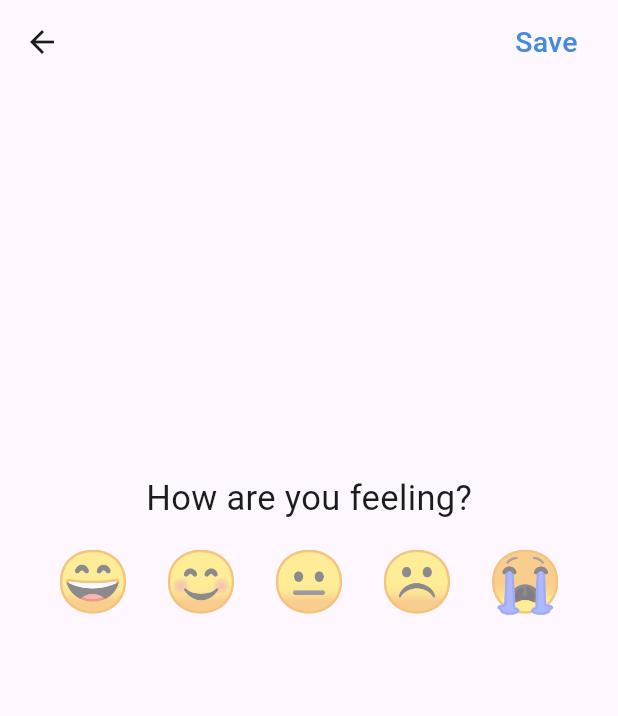
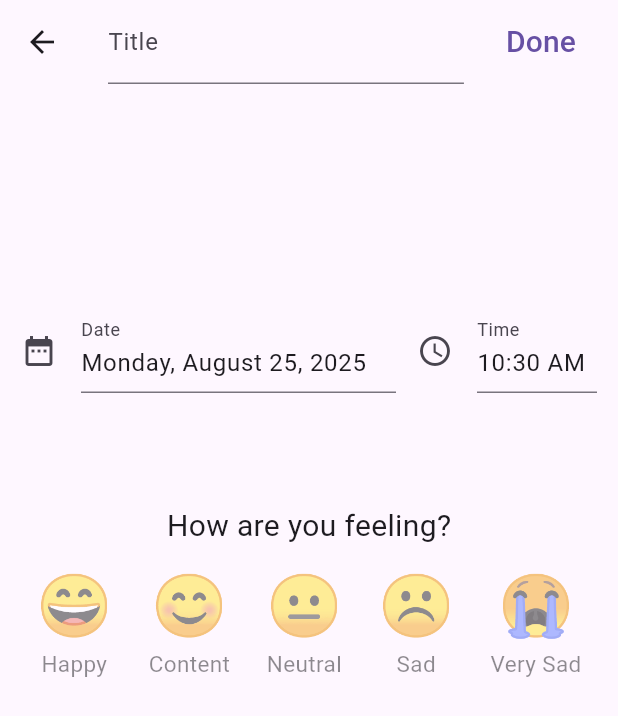
Before and after one commit to gianworks/emotiary, a Flutter app: the screen it shows after launch, after a tap on the "edit" icon, on a phone screen of 412 x 824 dp. Shown: the top 716 px of the screen. Run offline on Flutter 3.47's test engine with Material 3 defaults, Android fonts, the phone set to English and light mode, and no system bars; our stand-ins replace shared_preferences, syncfusion_flutter_charts.

Commit message:
Refactor NewEntryScreen layout and improve mood selection UI

```diff
--- a/lib/Screens/home_screen.dart
+++ b/lib/Screens/home_screen.dart
@@ -13,8 +13,6 @@ class HomeScreen extends StatefulWidget {
 }
 
 class _HomeScreenState extends State<HomeScreen> {
-  late List<dynamic> _entries;
-
   static const List<String> _days = ["Mon", "Tue", "Wed", "Thu", "Fri", "Sat", "Sun"];
   static const List<String> _moods = ["Happy", "Content", "Neutral", "Sad", "Very Sad"];
 
@@ -22,6 +20,8 @@ class _HomeScreenState extends State<HomeScreen> {
     for (var mood in _moods)
       mood: [for (var day in _days) MoodData(day, 0)]
   };
+
+  late List<dynamic> _entries;
 
   @override
   void initState() {
@@ -119,7 +119,7 @@ class _HomeScreenState extends State<HomeScreen> {
   Widget build(BuildContext context) {
     return Scaffold(
       floatingActionButton: FloatingActionButton(
-        backgroundColor: Colors.green,
+        backgroundColor: Colors.purple,
         shape: RoundedRectangleBorder(borderRadius: BorderRadius.circular(30)),
         onPressed: _goToNewEntryScreen,
         child: Icon(Icons.edit, color: Colors.white)
@@ -193,18 +193,14 @@ class _HomeScreenState extends State<HomeScreen> {
                 );
               }
             ),
-
-            const SizedBox(height: 50),
-
+            const SizedBox(height: 20),
             Center(
               child: ElevatedButton(
-                style: ElevatedButton.styleFrom(backgroundColor: Colors.redAccent),
                 onPressed: _showDeleteEntriesDialog,
-                child: Text("Delete Entries", style: TextStyle(color: Colors.white))
+                child: Text("Delete Entries", style: TextStyle(color: Colors.red))
               )
             )
           ]
-
           else ...[
             Text("😔", style: TextStyle(fontSize: 24), textAlign: TextAlign.center),
             const SizedBox(height: 10),
--- a/lib/Screens/new_entry_screen.dart
+++ b/lib/Screens/new_entry_screen.dart
@@ -9,7 +9,6 @@ class NewEntryScreen extends StatefulWidget {
 }
 
 class _NewEntryScreenState extends State<NewEntryScreen> {
-
   final PageController _pageController = PageController();
   final TextEditingController _dateController = TextEditingController();
   final TextEditingController _timeController = TextEditingController();
@@ -24,51 +23,61 @@ class _NewEntryScreenState extends State<NewEntryScreen> {
     "😭": "Very Sad",
   };
 
-  String _selectedMood = "";
+  late String _selectedMood = "";
 
-  void _nextPage() {
-    _pageController.nextPage(
-      duration: Duration(milliseconds: 500),
-      curve: Curves.easeInOut
-    );
+  @override
+  void didChangeDependencies() {
+    super.didChangeDependencies();
+    _setDateControllerText(DateTime.now());
+    _setTimeControllerText(TimeOfDay.now());
   }
+
+  String _formatDate(DateTime dateTime) {
+    final MaterialLocalizations localizations = MaterialLocalizations.of(context);
+    final String dateTimeFormatted = localizations.formatFullDate(dateTime);
+
+    return dateTimeFormatted;
+  }
+
+  String _formatTime(TimeOfDay timeOfDay) {
+    final MaterialLocalizations localizations = MaterialLocalizations.of(context);
+    final String timeOfDayFormatted = localizations.formatTimeOfDay(timeOfDay);
+
+    return timeOfDayFormatted;
+  }
+
+  void _setDateControllerText(DateTime dateTime) => setState(() => _dateController.text = _formatDate(dateTime));
+  void _setTimeControllerText(TimeOfDay timeOfDay) => setState(() => _timeController.text = _formatTime(timeOfDay));
 
   Future<void> _selectDate() async {
     DateTime? dateTime = await showDatePicker(
       context: context,
       initialDate: DateTime.now(),
       firstDate: DateTime(2000),
-      lastDate: DateTime(2100));
+      lastDate: DateTime(2100)
+    );
 
     if (dateTime == null || !mounted) return;
 
-    final MaterialLocalizations localizations = MaterialLocalizations.of(context);
-    final String formattedDateTime = localizations.formatFullDate(dateTime);
-
-    setState(() => _dateController.text = formattedDateTime);
+    _setDateControllerText(dateTime);
   }
 
   Future<void> _selectTime() async {
     TimeOfDay? timeOfDay = await showTimePicker(
       context: context,
-      initialTime: TimeOfDay.now());
+      initialTime: TimeOfDay.now()
+    );
 
     if (timeOfDay == null || !mounted) return;
 
-    final MaterialLocalizations localizations = MaterialLocalizations.of(context);
-    final String formattedTimeOfDay = localizations.formatTimeOfDay(timeOfDay);
-
-    setState(() => _timeController.text = formattedTimeOfDay);
+    _setTimeControllerText(timeOfDay);
   }
 
   Future<void> _saveEntry() async {
-    if (_selectedMood.isEmpty || _dateController.text.trim().isEmpty ||
-      _timeController.text.trim().isEmpty || _titleController.text.trim().isEmpty ||
-      _bodyController.text.trim().isEmpty) {
+    if (_selectedMood.isEmpty || _dateController.text.trim().isEmpty || _timeController.text.trim().isEmpty
+      || _titleController.text.trim().isEmpty || _bodyController.text.trim().isEmpty) {
       ScaffoldMessenger.of(context).clearSnackBars();
-      ScaffoldMessenger.of(context).showSnackBar(
-        SnackBar(content: Text("Please fill out all fields before saving."))
-      );
+      ScaffoldMessenger.of(context).showSnackBar(SnackBar(content: Text("Please fill out all fields before saving.")));
       return;
     }
 
@@ -87,11 +96,19 @@ class _NewEntryScreenState extends State<NewEntryScreen> {
     if (!mounted) return;
 
     ScaffoldMessenger.of(context).clearSnackBars();
-    ScaffoldMessenger.of(context).showSnackBar(
-      SnackBar(content: Text("Entry saved successfully!"))
-    );
+    ScaffoldMessenger.of(context).showSnackBar(SnackBar(content: Text("Entry saved successfully!")));
 
     Navigator.pop(context, true);
+  }
+
+  @override
+  void dispose() {
+    super.dispose();
+    _pageController.dispose();
+    _dateController.dispose();
+    _timeController.dispose();
+    _titleController.dispose();
+    _bodyController.dispose();
   }
 
   @override
@@ -99,111 +116,109 @@ class _NewEntryScreenState extends State<NewEntryScreen> {
     return Scaffold(
       appBar: AppBar(
         forceMaterialTransparency: true,
+        title: TextField(
+          controller: _titleController,
+          decoration: InputDecoration(
+            floatingLabelBehavior: FloatingLabelBehavior.never,
+            labelText: "Title"
+          )
+        ),
         actions: [
           Padding(
-            padding: EdgeInsets.only(right: 15),
+            padding: EdgeInsets.only(right: 16),
             child: TextButton(
               onPressed: _saveEntry,
-              child: Text("Save", style: TextStyle(fontSize: 19, color: Color.fromARGB(255, 66, 139, 223)))
-            ),
+              child: Text("Done", style: TextStyle(fontSize: 20))
             )
-        ],
+          )
+        ]
       ),
       body: PageView(
         controller: _pageController,
         scrollDirection: Axis.vertical,
+        children: <Widget>[
+          Column(
             children: <Widget> [
-
-          Padding(
-            padding: EdgeInsets.symmetric(horizontal: 15),
-            child: Column(
-              spacing: 10,
-              children: <Widget> [
-                SizedBox(height: 250),
-                Text("How are you feeling?", style: TextStyle(fontSize: 23)),
+              const SizedBox(height: 150),
               Row(
                 mainAxisAlignment: MainAxisAlignment.spaceEvenly,
-                  children: _moods.keys.map((emoji) {
+                children: [
+                  SizedBox(
+                    width: 250,
+                    height: 60,
+                    child: TextField(
+                      controller: _dateController,
+                      readOnly: true,
+                      enableInteractiveSelection: false,
+                      decoration: InputDecoration(labelText: "Date", icon: Icon(Icons.date_range)),
+                      onTap: _selectDate,
+                    )
+                  ),
+                  SizedBox(
+                    width: 120,
+                    height: 60,
+                    child: TextField(
+                      controller: _timeController,
+                      readOnly: true,
+                      enableInteractiveSelection: false,
+                      decoration: InputDecoration(labelText: "Time", icon: Icon(Icons.access_time)),
+                      onTap: _selectTime,
+                    )
+                  )
+                ]
+              ),
+              const SizedBox(height: 70),
+              Text("How are you feeling?", style: TextStyle(fontSize: 20)),
+              const SizedBox(height: 10),
+              Row(
+                mainAxisAlignment: MainAxisAlignment.spaceEvenly,
+                children: _moods.keys.map((String emoji) {
+                  final bool isEmojiSelected = (_selectedMood == emoji);
                   return GestureDetector(
                     child: Opacity(
-                        opacity: _selectedMood == emoji ? 1 : 0.5,
-                        child: Text(emoji, style: TextStyle(fontSize: _selectedMood == emoji ? 50 : 40),
-                        ),
+                      opacity: isEmojiSelected ? 1 : 0.5,
+                      child: Column(
+                        children: <Widget>[
+                          Text(emoji, style: TextStyle(fontSize: isEmojiSelected ? 50 : 40)),
+                          Text(_moods[emoji] ?? "", style: TextStyle(fontSize: isEmojiSelected ? 20 : 15))
+                        ]
+                      )
                     ),
                     onTap: () => setState(() => _selectedMood = emoji)
                   );
                 }).toList(),
               ),
               if (_selectedMood.isNotEmpty) ...[
-                  Text("${_moods[_selectedMood]}", style: TextStyle(fontSize: 23)),
-                  SizedBox(height: 150),
-                  TextButton(
-                    onPressed: _nextPage,
-                    child: Text("V", style: TextStyle(fontSize: 20, color: Color.fromARGB(130, 0, 0, 0)))
+                const SizedBox(height: 200),
+                IconButton(
+                  iconSize: 30,
+                  icon: Icon(Icons.keyboard_double_arrow_down),
+                  onPressed: () => _pageController.nextPage(duration: Duration(milliseconds: 500), curve: Curves.easeInOut)
                 )
               ]
-              ],
-            ),
+            ]
           ),
 
-          Padding(
-            padding: EdgeInsets.symmetric(horizontal: 40),
-            child: Column(
-              spacing: 10,
-              children: <Widget> [
-                SizedBox(height: 220),
-                Text("Select Date and Time", style: TextStyle(fontSize: 23)),
-                TextField(
-                  controller: _dateController,
-                  readOnly: true,
-                  enableInteractiveSelection: false,
-                  decoration: InputDecoration(labelText: "Date", floatingLabelBehavior: FloatingLabelBehavior.never, icon: Icon(Icons.date_range)),
-                  onTap: _selectDate,
-                ),
-                TextField(
-                  controller: _timeController,
-                  readOnly: true,
-                  enableInteractiveSelection: false,
-                  decoration: InputDecoration(labelText: "Time", floatingLabelBehavior: FloatingLabelBehavior.never, icon: Icon(Icons.timelapse)),
-                  onTap: _selectTime,
-                ),
-                if (_dateController.text.isNotEmpty && _timeController.text.isNotEmpty) ...[
-                  SizedBox(height: 200),
-                  TextButton(
-                    onPressed: _nextPage,
-                    child: Text("V", style: TextStyle(fontSize: 20, color: Color.fromARGB(130, 0, 0, 0)))
-                  )
-                ]
-              ],
-            )
-          ),
-
-          Padding(
+          Column(
+            children: <Widget>[
+              const SizedBox(height: 50),
+              Container(
                 padding: EdgeInsets.symmetric(horizontal: 20),
-            child:  Column(
-              spacing: 30,
-              children: <Widget> [
-                SizedBox(height: 0),
-                TextField(
-                  controller: _titleController,
-                  decoration: InputDecoration(
-                    floatingLabelBehavior: FloatingLabelBehavior.never,
-                    labelText: "Title"
-                  ),
-                ),
-                SizedBox(
-                  height: 550,
+                height: 700,
+                color: Colors.white,
                 child: TextField(
                   controller: _bodyController,
-                    minLines: 23,
+                  keyboardType: TextInputType.multiline,
                   maxLines: null,
-                    keyboardType: TextInputType.multiline
-                  ),
+                  decoration: InputDecoration(
+                    border: InputBorder.none,
+                    floatingLabelBehavior: FloatingLabelBehavior.never,
+                    labelText: "What have you been up to?"
+                  )
+                )
               )
             ]
           )
-          )
-
         ],
       )
     );
```
Lines whose indentation alone changed are shown as unchanged.
